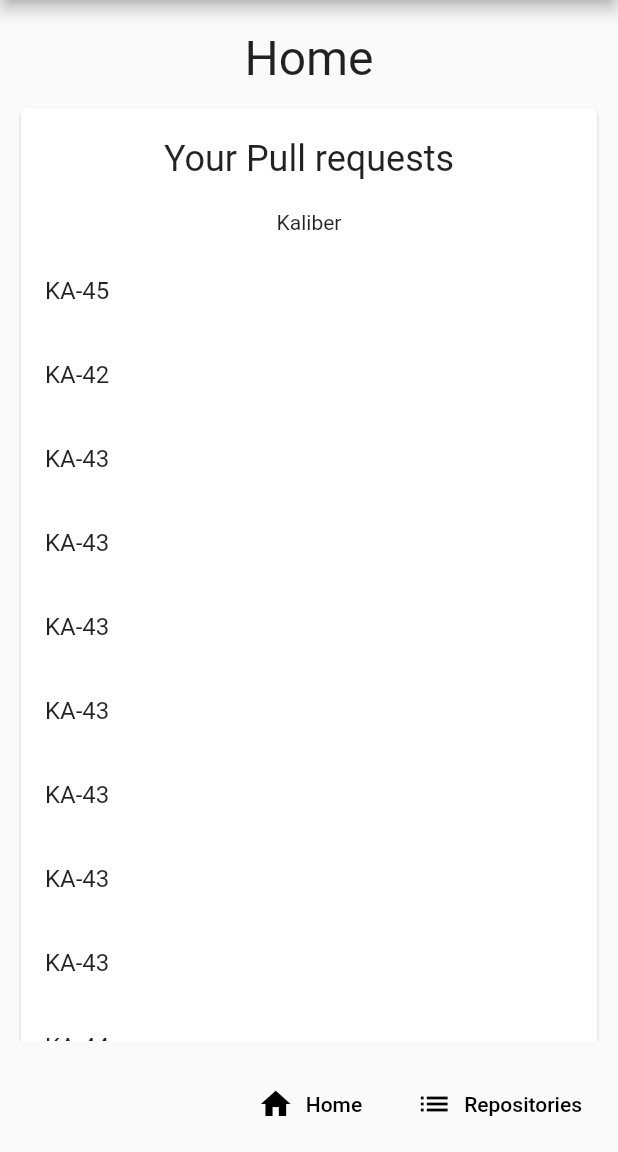
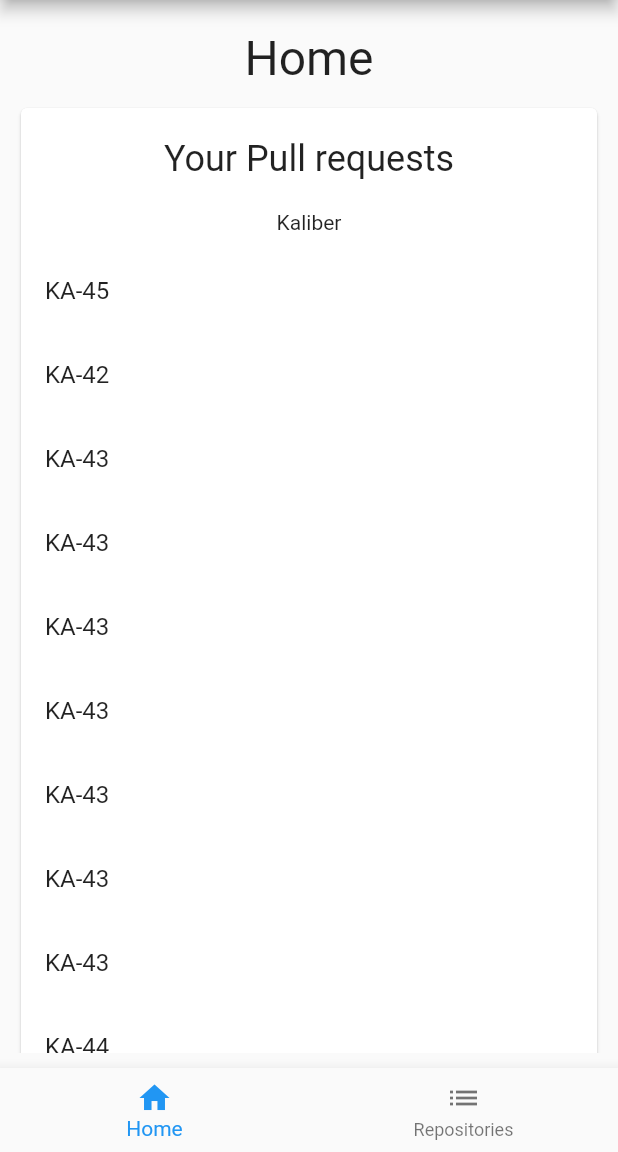
Before and after one commit to jordyvandomselaar/bitbucket-app, a Flutter app: the screen it shows after launch, on a phone screen of 412 x 824 dp, the part 84-1236 px from its top. Run offline on Flutter 3.47's test engine with Material 2 defaults, Android fonts, the phone set to English and light mode, and no system bars.

```diff
--- a/lib/main.dart
+++ b/lib/main.dart
@@ -11,8 +11,8 @@ class BitbucketApp extends StatelessWidget {
     return new MaterialApp(
       title: "Bucketeer",
       theme: new ThemeData(
-        primarySwatch: Colors.blue,
-        backgroundColor: Colors.white
+          primarySwatch: Colors.blue,
+          backgroundColor: Colors.white
       ),
       home: new home.Index(),
       routes: <String, WidgetBuilder>{
--- /dev/null
+++ b/lib/src/components/bottomNavigation/bottomNavigation.dart
@@ -0,0 +1,87 @@
+import "package:bitbucket_app/src/components/contexts/navigationContext.dart";
+import "package:flutter/material.dart";
+
+class BottomNavigation extends StatelessWidget {
+  const BottomNavigation();
+
+  @override
+  Widget build(BuildContext context) {
+    final NavigationContext nc = NavigationContext.of(context);
+
+    return new BottomNavigationBar(
+        currentIndex: nc.page.value,
+        items: <BottomNavigationBarItem>[
+          new BottomNavigationBarItem(
+            icon: new Icon(Icons.home),
+            title: new Text("Home"),
+          ),
+          new BottomNavigationBarItem(
+              icon: new Icon(Icons.list),
+              title: new Text("Repositories")
+          ),
+        ],
+        onTap: (int index) {
+          nc.page.value = index;
+        }
+    );
+  }
+}
+//
+//class BottomNavigation extends StatefulWidget {
+//  Function(int index) _onUpdate;
+//  int _currentIndex;
+//
+//  BottomNavigation(this._onUpdate, this._currentIndex);
+//
+//  @override
+//  _BottomNavigationState createState() => new _BottomNavigationState();
+//}
+//
+//class _BottomNavigationState extends State<BottomNavigation> {
+//  @override
+//  Widget build(BuildContext context) {
+//    return new BottomNavigationBar(
+//      currentIndex: widget._currentIndex,
+//      items: <BottomNavigationBarItem>[
+//        new BottomNavigationBarItem(
+//          icon: new Icon(Icons.home),
+//          title: new Text("Home"),
+//        ),
+//        new BottomNavigationBarItem(
+//            icon: new Icon(Icons.list),
+//            title: new Text("Repositories")
+//        ),
+//      ],
+//      onTap: (int index) => widget._onUpdate(index)
+//    );
+//  }
+//
+//  void handleNavigation(BuildContext context, int index) {
+//    this.setState(() {
+//      widget._currentIndex = index;
+//    });
+//
+//    switch (index) {
+//      case 0:
+//        Navigator.pushNamed(context, "/");
+//        break;
+//      case 1:
+//        Navigator.pushNamed(context, "/repositories");
+//        break;
+//    }
+//  }
+//}
+////    return new ButtonBar(
+////      children: <Widget>[
+////        new FlatButton.icon(
+////          icon: new Icon(Icons.home),
+////          onPressed: () => Navigator.pushNamed(context, "/"),
+////          label: new Text("Home"),
+////        ),
+////        new FlatButton.icon(
+////            onPressed: () => Navigator.pushNamed(context, "/repositories"),
+////            icon: new Icon(Icons.list),
+////            label: new Text("Repositories")
+////        )
+////      ],
+////    );
--- /dev/null
+++ b/lib/src/components/connectedBottomNavigation/connectedBottomNavigation.dart
@@ -0,0 +1,38 @@
+import 'package:bitbucket_app/src/components/bottomNavigation/bottomNavigation.dart';
+import 'package:bitbucket_app/src/components/contexts/navigationContext.dart';
+import "package:flutter/material.dart";
+
+ValueNotifier<int> page = new ValueNotifier(0);
+
+class ConnectedBottomNavigation extends StatefulWidget {
+  @override
+  State createState() {
+    return new _State();
+  }
+}
+
+class _State extends State<ConnectedBottomNavigation> {
+  @override
+  void initState() {
+    super.initState();
+    page.addListener(didValueChange);
+  }
+
+  didValueChange() {
+    setState(() {});
+  }
+
+  @override
+  Widget build(BuildContext context) {
+    return new NavigationContext(
+        page,
+        new BottomNavigation()
+    );
+  }
+
+  @override
+  void dispose() {
+    super.dispose();
+    page.removeListener(didValueChange);
+  }
+}
--- /dev/null
+++ b/lib/src/components/contexts/navigationContext.dart
@@ -0,0 +1,17 @@
+import "package:flutter/material.dart";
+
+class NavigationContext extends InheritedWidget {
+  ValueNotifier<int> page;
+  final Widget child;
+
+  NavigationContext(this.page, this.child) : super(child: child);
+
+  static NavigationContext of(BuildContext c) {
+    return c.inheritFromWidgetOfExactType(NavigationContext);
+  }
+
+  @override
+  bool updateShouldNotify(NavigationContext oldWidget) {
+    return page.value != page.value;
+  }
+}
--- a/lib/src/components/layouts/main.dart
+++ b/lib/src/components/layouts/main.dart
@@ -1,3 +1,4 @@
+import 'package:bitbucket_app/src/components/connectedBottomNavigation/connectedBottomNavigation.dart';
 import "package:flutter/material.dart";
 
 class Main extends StatelessWidget {
@@ -10,8 +11,6 @@ class Main extends StatelessWidget {
 
   @override
   Widget build(BuildContext context) {
-    MediaQueryData mediaQuery = MediaQuery.of(context);
-
     return new Scaffold(
         appBar: new AppBar(
           title: new Text("Bucketeer"),
@@ -21,20 +20,7 @@ class Main extends StatelessWidget {
           padding: const EdgeInsets.all(10.0),
         ),
 
-      bottomNavigationBar: new ButtonBar(
-        children: <Widget>[
-          new FlatButton.icon(
-            icon: new Icon(Icons.home),
-            onPressed: () => Navigator.pushNamed(context, "/"),
-            label: new Text("Home"),
-          ),
-          new FlatButton.icon(
-              onPressed: () => Navigator.pushNamed(context, "/repositories"),
-              icon: new Icon(Icons.list),
-              label: new Text("Repositories")
-          )
-        ],
-      ),
+        bottomNavigationBar: new ConnectedBottomNavigation()
     );
   }
 }
```
Lines whose indentation alone changed are shown as unchanged.
